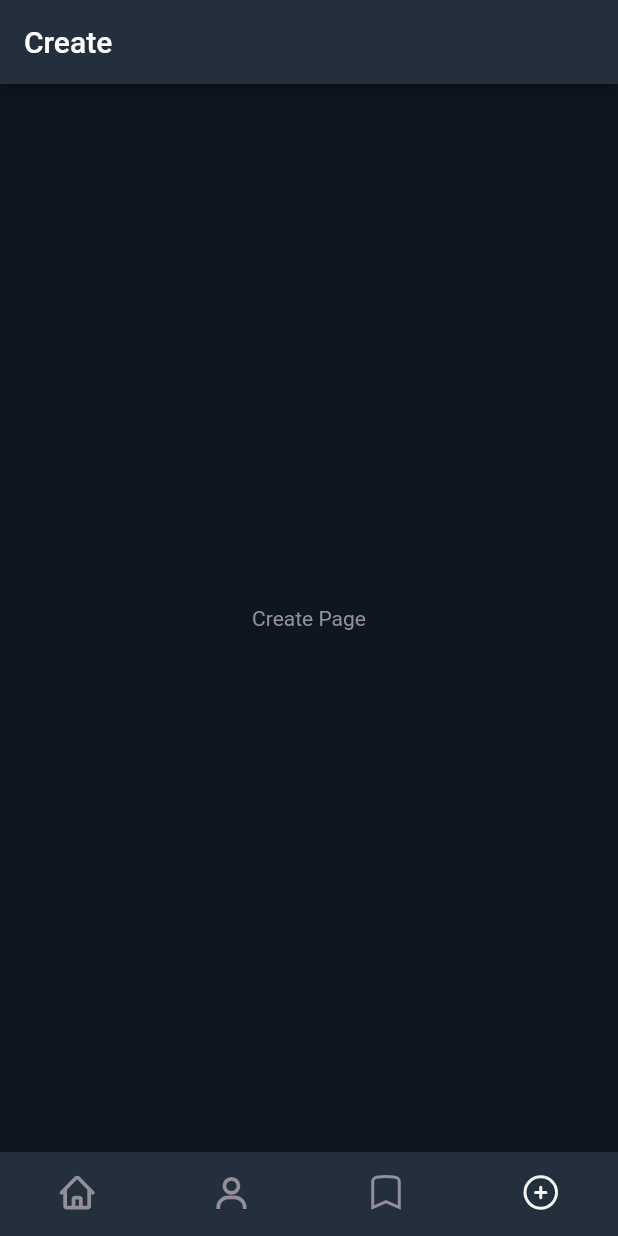
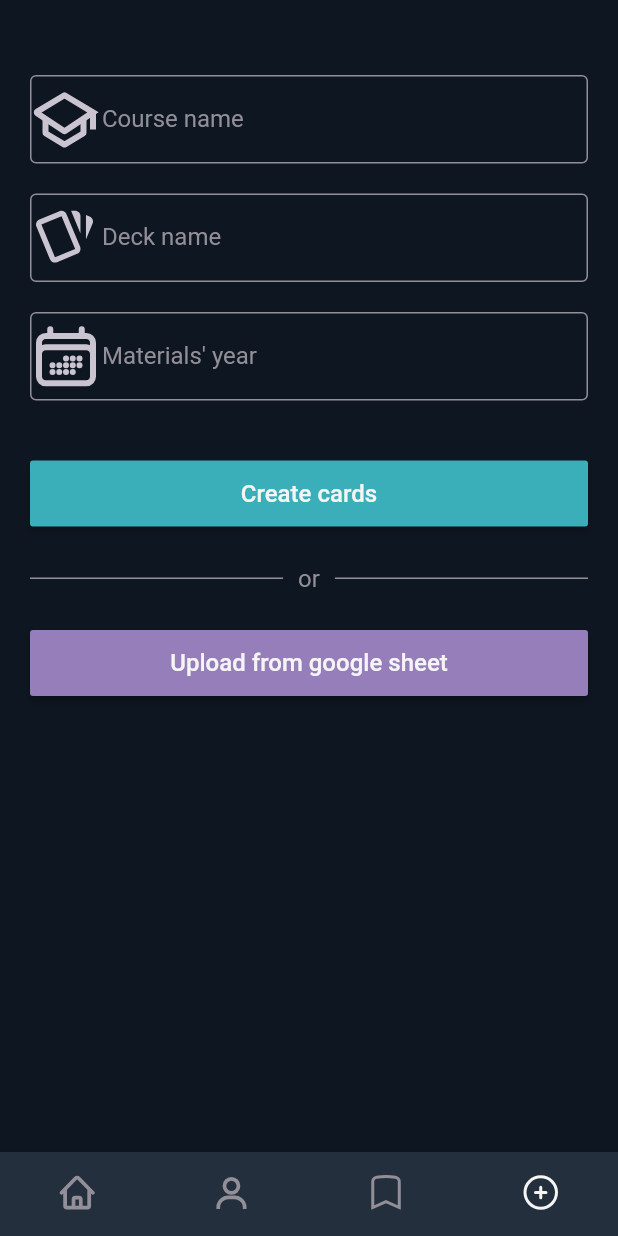
Before and after one commit to InnoStudyHub/front-end, a Flutter app: the screen it shows after launch, item 4 of the bottom bar chosen, on a phone screen of 412 x 824 dp. Run offline on Flutter 3.47's test engine with Material 2 defaults, Android fonts, the phone set to English and light mode, and no system bars; our stand-ins replace flutter_svg, get.

Commit message:
Create page UI created

```diff
--- a/lib/session/create/create_page.dart
+++ b/lib/session/create/create_page.dart
@@ -1,5 +1,6 @@
 import 'package:flutter/material.dart';
 import 'package:get/get.dart';
+import 'package:flutter_svg/flutter_svg.dart';
 import '../../util/color_codes.dart';
 import 'create_controller.dart';
 
@@ -9,15 +10,168 @@ class CreatePage extends GetView<CreateController> {
   @override
   Widget build(BuildContext context) {
     return Scaffold(
-      appBar: AppBar(
-        title: const Text("Create"),
+      resizeToAvoidBottomInset: false,
+      body: SafeArea(
+        child: ListView(
+          children: <Widget>[
+            _courseNameField(),
+            _deckNameField(),
+            _materialsYearField(),
+            _createCardsButton(),
+            _divider(),
+            _uploadFromGoogleSheetButton(),
+          ],
+        ),
       ),
-      body: const Center(
-        child: Text(
-          "Create Page",
+    );
+  }
+
+  Widget _courseNameField() {
+    return Container(
+      margin: const EdgeInsets.fromLTRB(20, 50, 20, 0),
+      child: TextFormField(
+        style: const TextStyle(color: selectedMenuColor),
+        cursorColor: unselectedMenuColor,
+        maxLines: 1,
+        decoration: InputDecoration(
+          filled: true,
+          fillColor: backgroundDarkBlue,
+          prefixIcon: SvgPicture.asset(
+            "assets/icons/create_page/course_name.svg",
+            color: greySecondary,
+          ),
+          labelText: "Course name",
+          labelStyle: const TextStyle(
+            color: unselectedMenuColor,
+          ),
+          enabledBorder: const OutlineInputBorder(
+            borderSide: BorderSide(color: unselectedMenuColor),
+          ),
+        ),
+      ),
+    );
+  }
+
+  Widget _deckNameField() {
+    return Container(
+      margin: const EdgeInsets.fromLTRB(20, 20, 20, 0),
+      child: TextFormField(
+        style: const TextStyle(color: selectedMenuColor),
+        cursorColor: unselectedMenuColor,
+        maxLines: 1,
+        decoration: InputDecoration(
+          filled: true,
+          fillColor: backgroundDarkBlue,
+          prefixIcon: SvgPicture.asset(
+            "assets/icons/create_page/deck_name.svg",
+            color: greySecondary,
+          ),
+          labelText: "Deck name",
+          labelStyle: const TextStyle(
+            color: unselectedMenuColor,
+          ),
+          enabledBorder: const OutlineInputBorder(
+            borderSide: BorderSide(color: unselectedMenuColor),
+          ),
+        ),
+      ),
+    );
+  }
+
+  Widget _materialsYearField() {
+    return Container(
+      margin: const EdgeInsets.fromLTRB(20, 20, 20, 0),
+      child: TextFormField(
+        style: const TextStyle(color: selectedMenuColor),
+        cursorColor: unselectedMenuColor,
+        maxLines: 1,
+        decoration: InputDecoration(
+          filled: true,
+          fillColor: backgroundDarkBlue,
+          prefixIcon: SvgPicture.asset(
+            "assets/icons/create_page/materials_year.svg",
+            color: greySecondary,
+          ),
+          labelText: "Materials' year",
+          labelStyle: const TextStyle(
+            color: unselectedMenuColor,
+          ),
+          enabledBorder: const OutlineInputBorder(
+            borderSide: BorderSide(color: unselectedMenuColor),
+          ),
+        ),
+      ),
+    );
+  }
+
+  Widget _createCardsButton() {
+    return Container(
+      margin: const EdgeInsets.fromLTRB(20, 40, 20, 0),
+      height: 44,
+      child: MaterialButton(
+        onPressed: () {},
+        color: selectedTabColor,
+        child: const Text(
+          "Create cards",
           style: TextStyle(
-              color:
-              unselectedTabColor
+            color: selectedMenuColor,
+            fontFamily: "Roboto",
+            fontWeight: FontWeight.w500,
+            fontSize: 16,
+          ),
+        ),
+      ),
+    );
+  }
+
+  Widget _divider() {
+    return Container(
+      margin: const EdgeInsets.only(top: 25),
+      child: Row(
+        children: const [
+          Expanded(
+            child: Divider(
+              thickness: 1,
+              indent: 20,
+              endIndent: 10,
+              color: unselectedMenuColor,
+            ),
+          ),
+          Text(
+            "or",
+            style: TextStyle(
+              color: unselectedMenuColor,
+              fontWeight: FontWeight.w400,
+              fontSize: 16,
+            ),
+          ),
+          Expanded(
+            child: Divider(
+              thickness: 1,
+              indent: 10,
+              endIndent: 20,
+              color: unselectedTabColor,
+            ),
+          ),
+        ],
+      ),
+    );
+  }
+
+  Widget _uploadFromGoogleSheetButton() {
+    return Container(
+      margin: const EdgeInsets.fromLTRB(20, 25, 20, 0),
+      height: 44,
+      child: MaterialButton(
+        onPressed: () {},
+        color: purpleAppColor,
+        child: const Text(
+          "Upload from google sheet",
+          style: TextStyle(
+            color: selectedMenuColor,
+            fontFamily: "Roboto",
+            fontWeight: FontWeight.w500,
+            fontSize: 16,
           ),
         ),
       ),
--- a/lib/util/color_codes.dart
+++ b/lib/util/color_codes.dart
@@ -118,3 +118,20 @@ const MaterialColor backgroundDarkBlue = MaterialColor(
   },
 );
 const int _backgroundDarkBlue = 0xFF0E1621;
+
+const MaterialColor purpleAppColor = MaterialColor(
+  _purpleAppColor,
+  <int, Color>{
+    50: Color(0xFF957EBA),
+    100: Color(0xFF957EBA),
+    200: Color(0xFF957EBA),
+    300: Color(0xFF957EBA),
+    400: Color(0xFF957EBA),
+    500: Color(_purpleAppColor),
+    600: Color(0xFF957EBA),
+    700: Color(0xFF957EBA),
+    800: Color(0xFF957EBA),
+    900: Color(0xFF957EBA),
+  },
+);
+const int _purpleAppColor = 0xFF957EBA;
--- a/pubspec.yaml
+++ b/pubspec.yaml
@@ -65,6 +65,7 @@ flutter:
   assets:
     - assets/
     - assets/icons/bottom_bar/
+    - assets/icons/create_page/
   #   - images/a_dot_burr.jpeg
   #   - images/a_dot_ham.jpeg
 
```
